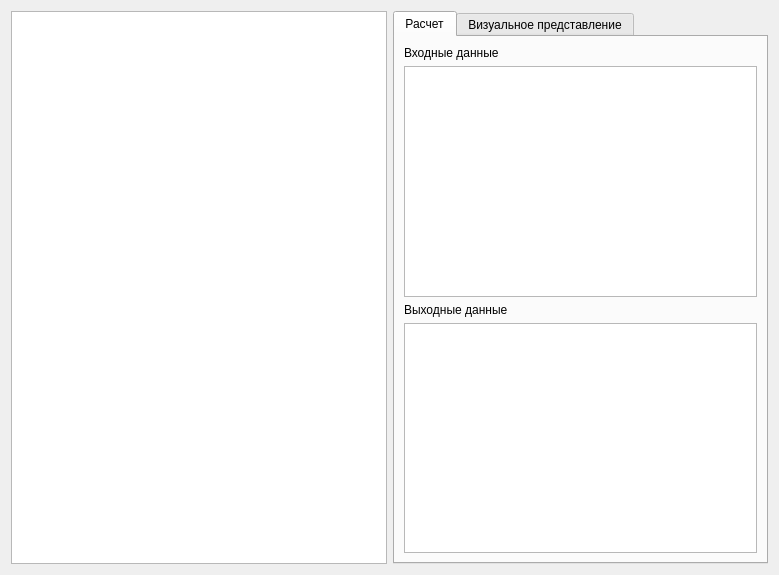
This is ui/ui/nomogramms_viewer.ui in Ivanestver/NomogrammsCalculator as Qt 5 draws it before an edit. The edited form follows.
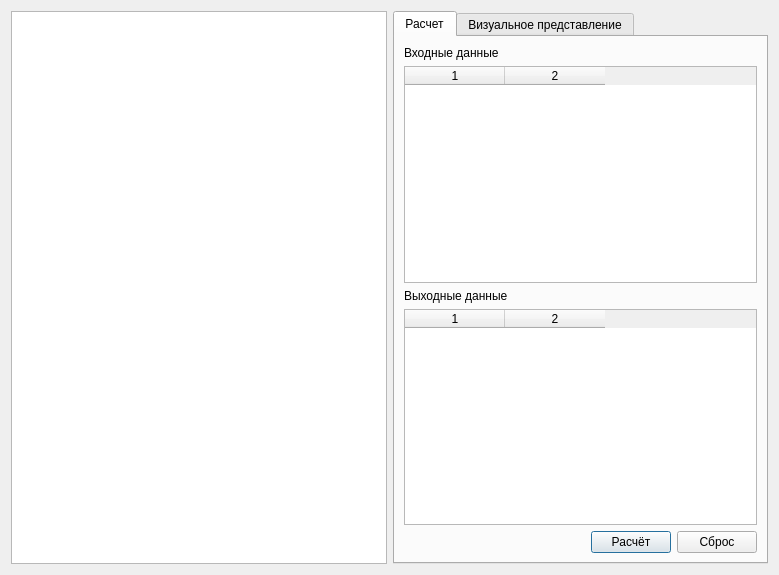
This is the edited form.

```diff
--- a/ui/ui/nomogramms_viewer.ui
+++ b/ui/ui/nomogramms_viewer.ui
@@ -39,7 +39,13 @@
         </widget>
        </item>
        <item>
-        <widget class="QTableWidget" name="inputTable"/>
+        <widget class="QTableWidget" name="inputTable">
+         <property name="columnCount">
+          <number>2</number>
+         </property>
+         <column/>
+         <column/>
+        </widget>
        </item>
        <item>
         <widget class="QLabel" name="label_4">
@@ -49,7 +55,44 @@
         </widget>
        </item>
        <item>
-        <widget class="QTableWidget" name="outputTable"/>
+        <widget class="QTableWidget" name="outputTable">
+         <property name="columnCount">
+          <number>2</number>
+         </property>
+         <column/>
+         <column/>
+        </widget>
+       </item>
+       <item>
+        <layout class="QHBoxLayout" name="horizontalLayout_2">
+         <item>
+          <spacer name="horizontalSpacer">
+           <property name="orientation">
+            <enum>Qt::Horizontal</enum>
+           </property>
+           <property name="sizeHint" stdset="0">
+            <size>
+             <width>40</width>
+             <height>20</height>
+            </size>
+           </property>
+          </spacer>
+         </item>
+         <item>
+          <widget class="QPushButton" name="calcBtn">
+           <property name="text">
+            <string>Расчёт</string>
+           </property>
+          </widget>
+         </item>
+         <item>
+          <widget class="QPushButton" name="resetBtn">
+           <property name="text">
+            <string>Сброс</string>
+           </property>
+          </widget>
+         </item>
+        </layout>
        </item>
       </layout>
      </widget>
```
